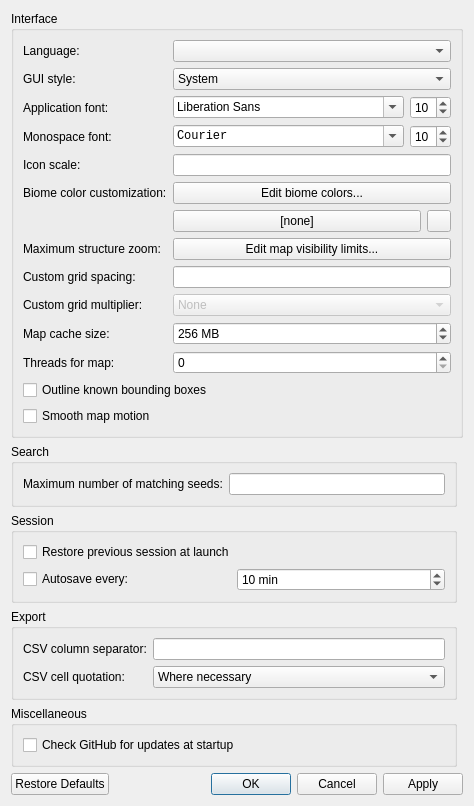
Above: src/configdialog.ui from Cubitect/cubiomes-viewer before the change. Below: the same form after it.
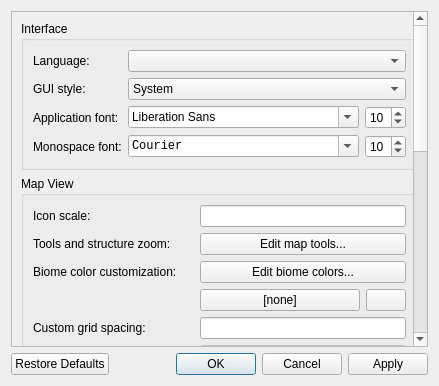
That is the form after the change. Icons and pictures are not drawn.

Commit message: Tweaks on widget sizes and UI * changed layout of preferences * removed geometry attributes from ui

What changed in the file:
```diff
--- a/src/configdialog.ui
+++ b/src/configdialog.ui
@@ -9,154 +9,107 @@
    <iconset resource="../rc/icons.qrc">
     <normaloff>:/icons/logo.png</normaloff>:/icons/logo.png</iconset>
   </property>
+  <layout class="QGridLayout" name="gridLayout_8">
+   <item row="0" column="0">
+    <widget class="QScrollArea" name="scrollArea">
+     <property name="sizePolicy">
+      <sizepolicy hsizetype="MinimumExpanding" vsizetype="Expanding">
+       <horstretch>0</horstretch>
+       <verstretch>0</verstretch>
+      </sizepolicy>
+     </property>
+     <property name="horizontalScrollBarPolicy">
+      <enum>Qt::ScrollBarAlwaysOff</enum>
+     </property>
+     <property name="widgetResizable">
+      <bool>true</bool>
+     </property>
+     <widget class="QWidget" name="scrollAreaWidgetContents">
   <layout class="QGridLayout" name="gridLayout">
-   <item row="2" column="0">
-    <widget class="QGroupBox" name="groupSession">
+       <item row="1" column="0">
+        <widget class="QGroupBox" name="groupBox_2">
      <property name="title">
-      <string>Session</string>
-     </property>
-     <layout class="QGridLayout" name="gridLayout_4">
-      <item row="0" column="0" rowspan="2" colspan="2">
-       <widget class="QCheckBox" name="checkRestore">
+          <string>Map View</string>
+         </property>
+         <layout class="QGridLayout" name="gridLayout_7">
+          <item row="5" column="0">
+           <widget class="QLabel" name="label_10">
         <property name="text">
-         <string>Restore previous session at launch</string>
+             <string>Custom grid multiplier:</string>
         </property>
        </widget>
       </item>
-      <item row="2" column="0">
-       <widget class="QCheckBox" name="checkAutosave">
+          <item row="6" column="0">
+           <widget class="QLabel" name="label_7">
         <property name="text">
          <string>Autosave every:</string>
         </property>
        </widget>
       </item>
-      <item row="2" column="1">
-       <widget class="QSpinBox" name="spinAutosave">
-        <property name="suffix">
-         <string> min</string>
-        </property>
-        <property name="minimum">
-         <number>1</number>
-        </property>
-        <property name="maximum">
-         <number>120</number>
-        </property>
-        <property name="value">
-         <number>10</number>
-        </property>
-       </widget>
-      </item>
-     </layout>
-    </widget>
-   </item>
-   <item row="5" column="0" colspan="2">
-    <widget class="QDialogButtonBox" name="buttonBox">
-     <property name="orientation">
-      <enum>Qt::Horizontal</enum>
-     </property>
-     <property name="standardButtons">
-      <set>QDialogButtonBox::Apply|QDialogButtonBox::Cancel|QDialogButtonBox::Ok|QDialogButtonBox::RestoreDefaults</set>
-     </property>
-    </widget>
-   </item>
-   <item row="3" column="0">
-    <widget class="QGroupBox" name="groupBox">
-     <property name="title">
-      <string>Export</string>
-     </property>
-     <layout class="QGridLayout" name="gridLayout_6">
-      <item row="1" column="1">
-       <widget class="QLineEdit" name="lineSep"/>
-      </item>
-      <item row="2" column="0">
-       <widget class="QLabel" name="label_8">
+          <item row="3" column="2">
+           <widget class="QPushButton" name="buttonClear">
+            <property name="icon">
+             <iconset resource="../rc/icons.qrc">
+              <normaloff>:/icons/clear.png</normaloff>:/icons/clear.png</iconset>
+            </property>
+           </widget>
+          </item>
+          <item row="7" column="0">
+           <widget class="QLabel" name="label_9">
         <property name="text">
          <string>CSV cell quotation:</string>
         </property>
        </widget>
       </item>
-      <item row="1" column="0">
-       <widget class="QLabel" name="label_2">
-        <property name="text">
-         <string>CSV column separator:</string>
-        </property>
-       </widget>
-      </item>
-      <item row="2" column="1">
-       <widget class="QComboBox" name="comboQuote">
-        <item>
-         <property name="text">
-          <string>Where necessary</string>
-         </property>
-        </item>
-        <item>
-         <property name="text">
-          <string>Single quotes (')</string>
-         </property>
-        </item>
-        <item>
-         <property name="text">
-          <string>Double quotes (&quot;)</string>
-         </property>
-        </item>
-       </widget>
-      </item>
-     </layout>
-    </widget>
-   </item>
-   <item row="1" column="0">
-    <widget class="QGroupBox" name="groupSearch">
-     <property name="title">
-      <string>Search</string>
-     </property>
-     <layout class="QGridLayout" name="gridLayout_3">
-      <item row="0" column="0">
-       <widget class="QLabel" name="label_3">
-        <property name="text">
-         <string>Maximum number of matching seeds:</string>
-        </property>
-       </widget>
-      </item>
-      <item row="0" column="1">
-       <widget class="QLineEdit" name="lineMatching"/>
-      </item>
-     </layout>
-    </widget>
+          <item row="0" column="1" colspan="2">
+           <widget class="QLineEdit" name="lineIconScale"/>
    </item>
    <item row="4" column="0">
-    <widget class="QGroupBox" name="groupMisc">
-     <property name="title">
-      <string>Miscellaneous</string>
-     </property>
-     <layout class="QGridLayout" name="gridLayout_5">
+           <widget class="QLabel" name="label_6">
+            <property name="toolTip">
+             <string>Use a fixed grid in blocks instead of outlining the generated map tiles
+Leave blank for the default behaviour</string>
+            </property>
+            <property name="text">
+             <string>Custom grid spacing:</string>
+            </property>
+           </widget>
+          </item>
+          <item row="2" column="0">
+           <widget class="QLabel" name="label_5">
+            <property name="text">
+             <string>Biome color customization:</string>
+            </property>
+           </widget>
+          </item>
       <item row="0" column="0">
-       <widget class="QCheckBox" name="checkUpdates">
+           <widget class="QLabel" name="label_14">
         <property name="text">
-         <string>Check GitHub for updates at startup</string>
+             <string>Icon scale:</string>
         </property>
        </widget>
       </item>
-     </layout>
-    </widget>
-   </item>
-   <item row="0" column="0" colspan="2">
-    <widget class="QGroupBox" name="groupInterface">
-     <property name="title">
-      <string>Interface</string>
-     </property>
-     <layout class="QGridLayout" name="gridLayout_2">
-      <item row="3" column="0" colspan="2">
-       <widget class="QLabel" name="label_13">
+          <item row="7" column="1" colspan="2">
+           <widget class="QSpinBox" name="spinThreads"/>
+          </item>
+          <item row="2" column="1" colspan="2">
+           <widget class="QPushButton" name="buttonBiomeColorEditor">
         <property name="text">
-         <string>Monospace font:</string>
+             <string>Edit biome colors...</string>
         </property>
        </widget>
       </item>
-      <item row="9" column="2" colspan="3">
+          <item row="5" column="1" colspan="2">
        <widget class="QComboBox" name="comboGridMult">
         <property name="enabled">
          <bool>false</bool>
         </property>
+            <property name="iconSize">
+             <size>
+              <width>0</width>
+              <height>16</height>
+             </size>
+            </property>
         <item>
          <property name="text">
           <string>None</string>
@@ -184,14 +137,37 @@
         </item>
        </widget>
       </item>
-      <item row="11" column="0" colspan="2">
-       <widget class="QLabel" name="label_9">
+          <item row="9" column="0" colspan="3">
+           <widget class="QCheckBox" name="checkSmooth">
+            <property name="toolTip">
+             <string>&lt;html&gt;&lt;head/&gt;&lt;body&gt;&lt;p&gt;Simulate inertia for the map view&lt;/p&gt;&lt;/body&gt;&lt;/html&gt;</string>
+            </property>
         <property name="text">
          <string>Threads for map:</string>
         </property>
        </widget>
       </item>
-      <item row="6" column="0" colspan="2">
+          <item row="3" column="1">
+           <widget class="QPushButton" name="buttonBiomeColor">
+            <property name="sizePolicy">
+             <sizepolicy hsizetype="MinimumExpanding" vsizetype="Fixed">
+              <horstretch>0</horstretch>
+              <verstretch>0</verstretch>
+             </sizepolicy>
+            </property>
+            <property name="text">
+             <string>[none]</string>
+            </property>
+           </widget>
+          </item>
+          <item row="8" column="0" colspan="3">
+           <widget class="QCheckBox" name="checkBBoxes">
+            <property name="text">
+             <string>Outline known bounding boxes</string>
+            </property>
+           </widget>
+          </item>
+          <item row="3" column="0">
        <layout class="QHBoxLayout" name="horizontalLayout">
         <item>
          <spacer name="horizontalSpacer">
@@ -227,45 +203,17 @@
         </item>
        </layout>
       </item>
-      <item row="5" column="0" colspan="2">
-       <widget class="QLabel" name="label_5">
+          <item row="1" column="0">
+           <widget class="QLabel" name="label">
         <property name="text">
-         <string>Biome color customization:</string>
+             <string>Tools and structure zoom:</string>
         </property>
        </widget>
       </item>
-      <item row="3" column="3" colspan="2">
-       <widget class="QSpinBox" name="spinFontSizeMono">
-        <property name="minimum">
-         <number>1</number>
-        </property>
-        <property name="value">
-         <number>10</number>
-        </property>
-       </widget>
-      </item>
-      <item row="6" column="4">
-       <widget class="QPushButton" name="buttonClear">
-        <property name="maximumSize">
-         <size>
-          <width>24</width>
-          <height>16777215</height>
-         </size>
-        </property>
-        <property name="icon">
-         <iconset resource="../rc/icons.qrc">
-          <normaloff>:/icons/clear.png</normaloff>:/icons/clear.png</iconset>
-        </property>
-       </widget>
-      </item>
-      <item row="12" column="0" colspan="5">
-       <widget class="QCheckBox" name="checkBBoxes">
-        <property name="text">
-         <string>Outline known bounding boxes</string>
-        </property>
-       </widget>
-      </item>
-      <item row="10" column="2" colspan="3">
+          <item row="4" column="1" colspan="2">
+           <widget class="QLineEdit" name="lineGridSpacing"/>
+          </item>
+          <item row="6" column="1" colspan="2">
        <widget class="QSpinBox" name="spinCacheSize">
         <property name="suffix">
          <string> MB</string>
@@ -284,30 +232,26 @@
         </property>
        </widget>
       </item>
-      <item row="11" column="2" colspan="3">
-       <widget class="QSpinBox" name="spinThreads"/>
-      </item>
-      <item row="6" column="2" colspan="2">
-       <widget class="QPushButton" name="buttonBiomeColor">
-        <property name="text">
-         <string>[none]</string>
-        </property>
-       </widget>
-      </item>
-      <item row="7" column="0" colspan="2">
-       <widget class="QLabel" name="label">
-        <property name="text">
-         <string>Maximum structure zoom:</string>
-        </property>
-       </widget>
-      </item>
-      <item row="0" column="2" colspan="3">
-       <widget class="QComboBox" name="comboLang"/>
-      </item>
-      <item row="7" column="2" colspan="3">
+          <item row="1" column="1" colspan="2">
        <widget class="QPushButton" name="buttonStructVisEdit">
         <property name="text">
-         <string>Edit map visibility limits...</string>
+             <string>Edit map tools...</string>
+            </property>
+           </widget>
+          </item>
+         </layout>
+        </widget>
+       </item>
+       <item row="0" column="0">
+        <widget class="QGroupBox" name="groupInterface">
+         <property name="title">
+          <string>Interface</string>
+         </property>
+         <layout class="QGridLayout" name="gridLayout_2">
+          <item row="3" column="0" colspan="2">
+           <widget class="QLabel" name="label_13">
+            <property name="text">
+             <string>Monospace font:</string>
         </property>
        </widget>
       </item>
@@ -323,48 +267,6 @@
         </property>
        </widget>
       </item>
-      <item row="8" column="0" colspan="2">
-       <widget class="QLabel" name="label_6">
-        <property name="toolTip">
-         <string>Use a fixed grid in blocks instead of outlining the generated map tiles
-Leave blank for the default behaviour</string>
-        </property>
-        <property name="text">
-         <string>Custom grid spacing:</string>
-        </property>
-       </widget>
-      </item>
-      <item row="2" column="2">
-       <widget class="QFontComboBox" name="fontComboNorm">
-        <property name="fontFilters">
-         <set>QFontComboBox::ScalableFonts</set>
-        </property>
-       </widget>
-      </item>
-      <item row="2" column="3" colspan="2">
-       <widget class="QSpinBox" name="spinFontSizeNorm">
-        <property name="minimum">
-         <number>2</number>
-        </property>
-        <property name="value">
-         <number>10</number>
-        </property>
-       </widget>
-      </item>
-      <item row="0" column="0" colspan="2">
-       <widget class="QLabel" name="label_11">
-        <property name="text">
-         <string>Language:</string>
-        </property>
-       </widget>
-      </item>
-      <item row="1" column="0" colspan="2">
-       <widget class="QLabel" name="label_4">
-        <property name="text">
-         <string>GUI style:</string>
-        </property>
-       </widget>
-      </item>
       <item row="1" column="2" colspan="3">
        <widget class="QComboBox" name="comboStyle">
         <property name="iconSize">
@@ -385,26 +287,23 @@
         </item>
        </widget>
       </item>
-      <item row="8" column="2" colspan="3">
-       <widget class="QLineEdit" name="lineGridSpacing"/>
-      </item>
-      <item row="13" column="0" colspan="5">
-       <widget class="QCheckBox" name="checkSmooth">
-        <property name="toolTip">
-         <string>&lt;html&gt;&lt;head/&gt;&lt;body&gt;&lt;p&gt;Simulate inertia for the map view&lt;/p&gt;&lt;/body&gt;&lt;/html&gt;</string>
-        </property>
+          <item row="1" column="0" colspan="2">
+           <widget class="QLabel" name="label_4">
         <property name="text">
-         <string>Smooth map motion</string>
+             <string>GUI style:</string>
         </property>
        </widget>
       </item>
-      <item row="9" column="0" colspan="2">
-       <widget class="QLabel" name="label_10">
-        <property name="text">
-         <string>Custom grid multiplier:</string>
+          <item row="2" column="2">
+           <widget class="QFontComboBox" name="fontComboNorm">
+            <property name="fontFilters">
+             <set>QFontComboBox::ScalableFonts</set>
         </property>
        </widget>
       </item>
+          <item row="0" column="2" colspan="3">
+           <widget class="QComboBox" name="comboLang"/>
+          </item>
       <item row="2" column="0" colspan="2">
        <widget class="QLabel" name="label_12">
         <property name="text">
@@ -412,31 +311,167 @@
         </property>
        </widget>
       </item>
-      <item row="5" column="2" colspan="3">
-       <widget class="QPushButton" name="buttonBiomeColorEditor">
+          <item row="0" column="0" colspan="2">
+           <widget class="QLabel" name="label_11">
         <property name="text">
-         <string>Edit biome colors...</string>
+             <string>Language:</string>
         </property>
        </widget>
       </item>
-      <item row="10" column="0" colspan="2">
-       <widget class="QLabel" name="label_7">
+          <item row="2" column="3" colspan="2">
+           <widget class="QSpinBox" name="spinFontSizeNorm">
+            <property name="minimum">
+             <number>2</number>
+            </property>
+            <property name="value">
+             <number>10</number>
+            </property>
+           </widget>
+          </item>
+          <item row="3" column="3" colspan="2">
+           <widget class="QSpinBox" name="spinFontSizeMono">
+            <property name="minimum">
+             <number>1</number>
+            </property>
+            <property name="value">
+             <number>10</number>
+            </property>
+           </widget>
+          </item>
+         </layout>
+        </widget>
+       </item>
+       <item row="3" column="0">
+        <widget class="QGroupBox" name="groupBox">
+         <property name="title">
+          <string>Export</string>
+         </property>
+         <layout class="QGridLayout" name="gridLayout_6">
+          <item row="1" column="1">
+           <widget class="QLineEdit" name="lineSep"/>
+          </item>
+          <item row="2" column="0">
+           <widget class="QLabel" name="label_8">
         <property name="text">
          <string>Map cache size:</string>
         </property>
        </widget>
       </item>
-      <item row="4" column="0" colspan="2">
-       <widget class="QLabel" name="label_14">
+          <item row="2" column="1">
+           <widget class="QComboBox" name="comboQuote">
+            <item>
         <property name="text">
-         <string>Icon scale:</string>
-        </property>
-       </widget>
-      </item>
-      <item row="4" column="2" colspan="3">
-       <widget class="QLineEdit" name="lineIconScale"/>
-      </item>
-     </layout>
+              <string>Where necessary</string>
+             </property>
+            </item>
+            <item>
+             <property name="text">
+              <string>Single quotes (')</string>
+             </property>
+            </item>
+            <item>
+             <property name="text">
+              <string>Double quotes (&quot;)</string>
+             </property>
+            </item>
+           </widget>
+          </item>
+          <item row="1" column="0">
+           <widget class="QLabel" name="label_2">
+            <property name="text">
+             <string>CSV column separator:</string>
+            </property>
+           </widget>
+          </item>
+         </layout>
+        </widget>
+       </item>
+       <item row="2" column="0">
+        <widget class="QGroupBox" name="groupSearch">
+         <property name="title">
+          <string>Search</string>
+         </property>
+         <layout class="QGridLayout" name="gridLayout_3">
+          <item row="0" column="0">
+           <widget class="QLabel" name="label_3">
+            <property name="text">
+             <string>Maximum number of matching seeds:</string>
+            </property>
+           </widget>
+          </item>
+          <item row="0" column="1">
+           <widget class="QLineEdit" name="lineMatching"/>
+          </item>
+         </layout>
+        </widget>
+       </item>
+       <item row="4" column="0">
+        <widget class="QGroupBox" name="groupSession">
+         <property name="title">
+          <string>Session</string>
+         </property>
+         <layout class="QGridLayout" name="gridLayout_4">
+          <item row="0" column="0" rowspan="2" colspan="2">
+           <widget class="QCheckBox" name="checkRestore">
+            <property name="text">
+             <string>Restore previous session at launch</string>
+            </property>
+           </widget>
+          </item>
+          <item row="2" column="0">
+           <widget class="QCheckBox" name="checkAutosave">
+            <property name="text">
+             <string>Autosave every:</string>
+            </property>
+           </widget>
+          </item>
+          <item row="2" column="1">
+           <widget class="QSpinBox" name="spinAutosave">
+            <property name="suffix">
+             <string> min</string>
+            </property>
+            <property name="minimum">
+             <number>1</number>
+            </property>
+            <property name="maximum">
+             <number>120</number>
+            </property>
+            <property name="value">
+             <number>10</number>
+            </property>
+           </widget>
+          </item>
+         </layout>
+        </widget>
+       </item>
+       <item row="5" column="0">
+        <widget class="QGroupBox" name="groupMisc">
+         <property name="title">
+          <string>Miscellaneous</string>
+         </property>
+         <layout class="QGridLayout" name="gridLayout_5">
+          <item row="0" column="0">
+           <widget class="QCheckBox" name="checkUpdates">
+            <property name="text">
+             <string>Check GitHub for updates at startup</string>
+            </property>
+           </widget>
+          </item>
+         </layout>
+        </widget>
+       </item>
+      </layout>
+     </widget>
+    </widget>
+   </item>
+   <item row="1" column="0">
+    <widget class="QDialogButtonBox" name="buttonBox">
+     <property name="orientation">
+      <enum>Qt::Horizontal</enum>
+     </property>
+     <property name="standardButtons">
+      <set>QDialogButtonBox::Apply|QDialogButtonBox::Cancel|QDialogButtonBox::Ok|QDialogButtonBox::RestoreDefaults</set>
+     </property>
     </widget>
    </item>
   </layout>
```
Left out of the diff: 8 changed lines with no effect on the pictures. Lines whose indentation alone changed are shown as unchanged. The commit also changes 23 other files.
